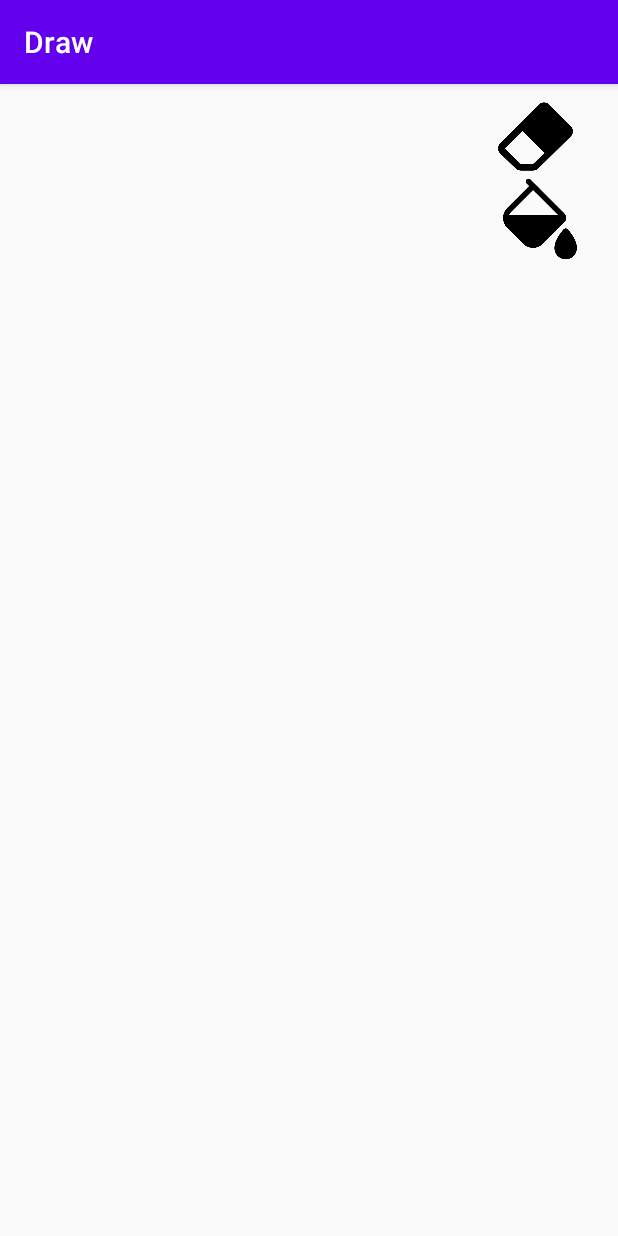
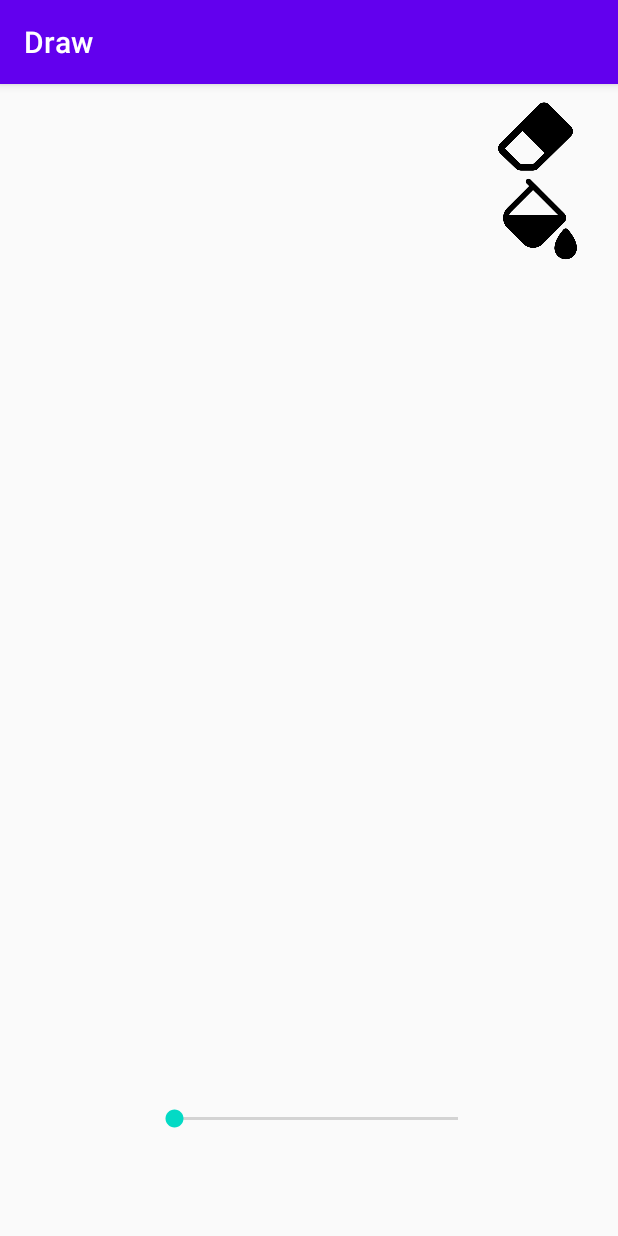
Before and after one commit to harshadkadam4/Draw_Android_App, an Android app: the screen it shows after launch (MainActivity), after a tap on an icon or button, on a phone screen of 412 x 824 dp. Run offline under Robolectric (Android 15) with nearby library versions, the light colour scheme and no system bars; libraries missing offline, so code that uses them is left out: yuku.ambilwarna.

Commit message:
Seek Bar Add

```diff
--- a/app/src/main/java/com/example/draw/DrawingView.java
+++ b/app/src/main/java/com/example/draw/DrawingView.java
@@ -7,48 +7,54 @@
 import android.util.AttributeSet;
 import android.view.MotionEvent;
 import android.view.View;
-import android.widget.Button;
+import java.util.ArrayList;
+import java.util.List;
 import yuku.ambilwarna.AmbilWarnaDialog;
-
 
 public class DrawingView extends View {
     private Paint paint;
-    private Path path;
-    private boolean isEraser = false;
-    private int mDefaultColor;
+    private Path currentPath;
+    private List<Path> paths = new ArrayList<>();
+    private List<Integer> colors = new ArrayList<>();
+    private List<Float> strokeWidths = new ArrayList<>();
+   // private boolean isEraser = false;
+    private int currentColor = Color.BLACK;
+    private float stroke = 10f;
 
-
-//    private View mColorPreview;
-//    private int pick_color;
-
-    public DrawingView(Context context) {
-        super(context);
-        path = new Path();
-        paint = new Paint();
-        setUpPaint();
-    }
 
     public DrawingView(Context context, AttributeSet attrs) {
         super(context, attrs);
-        path = new Path();
-        paint = new Paint();
         setUpPaint();
     }
-
 
     private void setUpPaint()
     {
         // Set up paint properties
-        paint.setColor(Color.BLACK);          // Color of the paint
+        paint = new Paint();
+        paint.setColor(currentColor);          // Color of the paint
         paint.setStyle(Paint.Style.STROKE);    // Paint style (STROKE, FILL, or FILL_AND_STROKE)
-        paint.setStrokeWidth(10);              // Stroke width
+        paint.setStrokeWidth(stroke);              // Stroke width
         paint.setAntiAlias(true);              // Smooth edges
     }
 
     @Override
     protected void onDraw(Canvas canvas) {
         super.onDraw(canvas);
-        canvas.drawPath(path, paint); // Draw the path on the canvas
+        //canvas.drawPath(path, paint); // Draw the path on the canvas
+
+        for(int i=0; i < paths.size(); i++)
+        {
+            paint.setColor(colors.get(i));
+            paint.setStrokeWidth(strokeWidths.get(i));
+            canvas.drawPath(paths.get(i), paint);
+        }
+
+        if(currentPath != null)
+        {
+            paint.setColor(currentColor);
+            paint.setStrokeWidth(stroke);
+            canvas.drawPath(currentPath, paint);
+        }
     }
 
     @Override
@@ -58,12 +64,19 @@
 
         switch (event.getAction()) {
             case MotionEvent.ACTION_DOWN:
-                path.moveTo(x, y);   // Start a new line
+                currentPath = new Path();
+                currentPath.moveTo(x, y);   // Start a new line
                 return true;
+
             case MotionEvent.ACTION_MOVE:
-                path.lineTo(x, y);   // Draw line to this point
+                currentPath.lineTo(x, y);   // Draw line to this point
                 break;
+
             case MotionEvent.ACTION_UP:
+                paths.add(currentPath);
+                colors.add(currentColor);
+                strokeWidths.add(stroke);
+                currentPath = null;
                 break;
         }
         invalidate(); // Re-draw the view
@@ -71,7 +84,7 @@
     }
 
     public void openColorPickerDialogue() {
-        final AmbilWarnaDialog colorPickerDialogue = new AmbilWarnaDialog(getContext(), mDefaultColor,
+        final AmbilWarnaDialog colorPickerDialogue = new AmbilWarnaDialog(getContext(), currentColor,
                 new AmbilWarnaDialog.OnAmbilWarnaListener() {
                     @Override
                     public void onCancel(AmbilWarnaDialog dialog) {
@@ -79,25 +92,30 @@
 
                     @Override
                     public void onOk(AmbilWarnaDialog dialog, int color) {
-                        mDefaultColor = color;
-                        paint.setColor(color);
-                        invalidate();
+                        currentColor = color;
                     }
                 });
         colorPickerDialogue.show();
     }
 
+    public void seekChange(int progress)
+    {
+        stroke = progress;
+        invalidate();
+    }
 
-    public void toggleEraser()
-    {
-        isEraser = !isEraser;
-        paint.setColor(isEraser ? Color.WHITE : Color.BLACK);
-        paint.setStrokeWidth(isEraser ? 20 : 10);
-    }
+//    public void toggleEraser()
+//    {
+//        isEraser = !isEraser;
+//        paint.setColor(isEraser ? Color.WHITE : Color.BLACK);
+//        paint.setStrokeWidth(isEraser ? 20 : 10);
+//    }
 
     // Method to clear the drawing
     public void clear() {
-        path.reset();
-        invalidate();
+       paths.clear();
+       colors.clear();
+       strokeWidths.clear();
+       invalidate();
     }
 }
--- a/app/src/main/java/com/example/draw/MainActivity.java
+++ b/app/src/main/java/com/example/draw/MainActivity.java
@@ -4,10 +4,12 @@
 import android.os.Bundle;
 import android.view.View;
 import android.widget.ImageView;
+import android.widget.SeekBar;
 
 public class MainActivity extends AppCompatActivity {
     private DrawingView drawingView;
     private ImageView eraser,paint_bucket;
+    private SeekBar seekBar;
 
     @Override
     protected void onCreate(Bundle savedInstanceState) {
@@ -17,6 +19,7 @@
         drawingView = findViewById(R.id.drawingView);
         eraser = findViewById(R.id.eraser);
         paint_bucket = findViewById(R.id.paint_bucket);
+        seekBar = findViewById(R.id.seekBar);
 
         eraser.setOnClickListener(new View.OnClickListener() {
             @Override
@@ -32,6 +35,22 @@
             }
         });
 
+        seekBar.setOnSeekBarChangeListener(new SeekBar.OnSeekBarChangeListener() {
+            @Override
+            public void onProgressChanged(SeekBar seekBar, int progress, boolean fromUser) {
+                drawingView.seekChange(progress);
+            }
+
+            @Override
+            public void onStartTrackingTouch(SeekBar seekBar) {
+
+            }
+
+            @Override
+            public void onStopTrackingTouch(SeekBar seekBar) {
+
+            }
+        });
 
 //        drawingView = new DrawingView(this);
 //        setContentView(drawingView);
--- a/app/src/main/res/layout/activity_main.xml
+++ b/app/src/main/res/layout/activity_main.xml
@@ -8,6 +8,7 @@
     <!-- Custom Drawing View -->
 
     <!-- ImageView for listener -->
+
     <com.example.draw.DrawingView
         android:id="@+id/drawingView"
         android:layout_width="match_parent"
@@ -32,4 +33,13 @@
         android:layout_marginTop="60dp"
         android:layout_marginBottom="4dp" />
 
+    <SeekBar
+        android:id="@+id/seekBar"
+        android:layout_width="221dp"
+        android:layout_height="40dp"
+        android:layout_marginStart="100dp"
+        android:layout_marginTop="670dp"
+        android:layout_marginBottom="4dp"
+        android:max="100"/>
+
 </FrameLayout>
```
